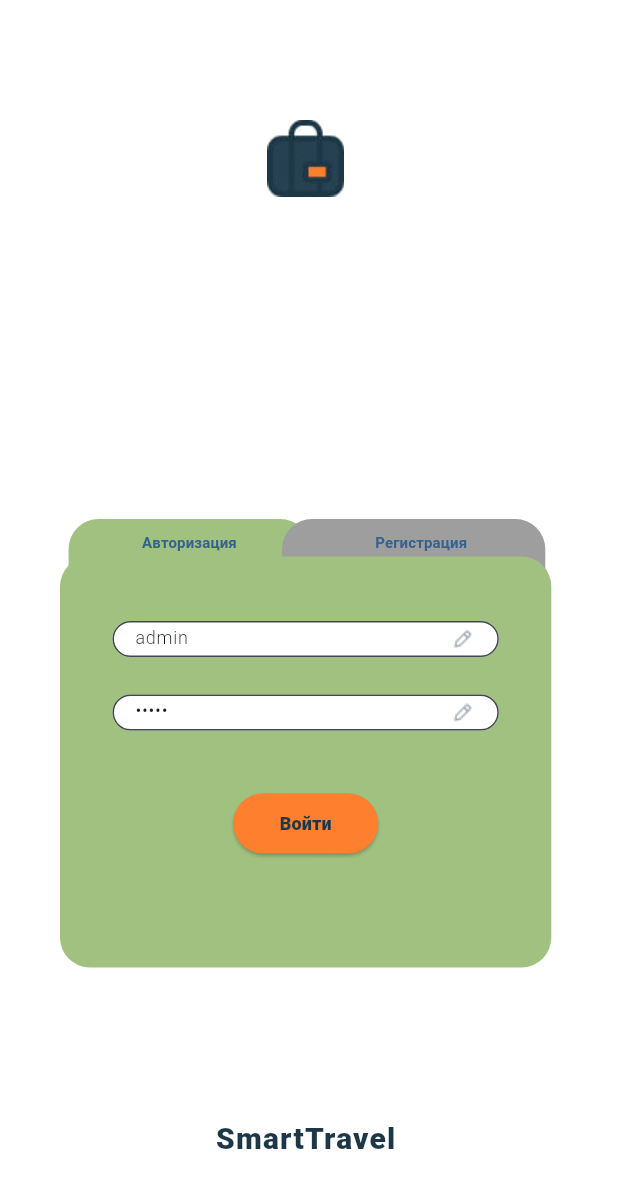
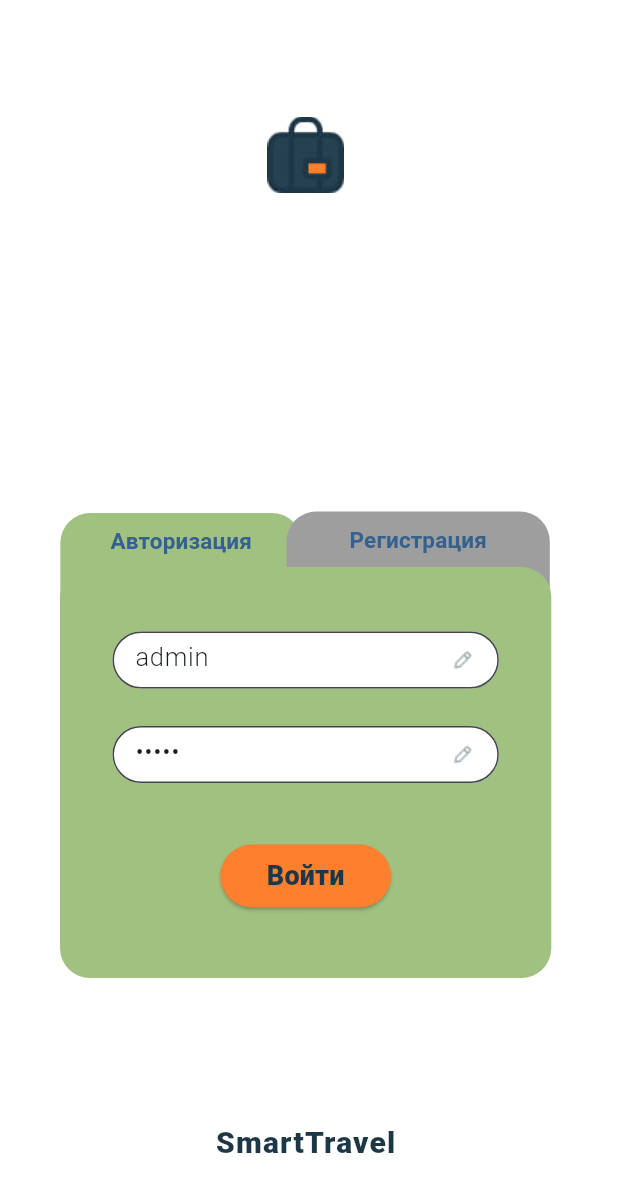
Before and after one commit to Omen48/smart_travel, a Flutter app: the screen it shows after launch, on a phone screen of 412 x 824 dp. Shown: the top 1192 px of the screen. Run offline on Flutter 3.47's test engine with Material 3 defaults, Android fonts, the phone set to English and light mode, and no system bars; our stand-ins replace go_router.

Commit message:
LoginScreen Buttons Changed

```diff
--- a/lib/internal/navigation.dart
+++ b/lib/internal/navigation.dart
@@ -1,3 +1,4 @@
+
 import 'package:auth_study/presentation/screens.dart/map_screen.dart';
 import 'package:auth_study/presentation/screens.dart/places_screen.dart';
 import 'package:auth_study/presentation/screens.dart/user_screen.dart';
@@ -51,6 +52,7 @@ final router = GoRouter(
                   path: 'search',
                   builder: (context, state) => const SearchScreen(),
                 ),
+
               ],
             ),
           ],
--- a/lib/presentation/screens.dart/login_screen.dart
+++ b/lib/presentation/screens.dart/login_screen.dart
@@ -1,3 +1,4 @@
+// import 'package:auth_study/presentation/theme/app_theme.dart';
 import 'package:auth_study/presentation/theme/colors.dart';
 import 'package:auth_study/presentation/widgets/buttons.dart';
 import 'package:auth_study/presentation/widgets/my_textfields.dart';
@@ -67,7 +68,7 @@ class _LogRegState extends State<LogRegForm> {
     return Column(
       children: [
         Transform.translate(
-          offset: Offset(-77.5, 115), // Смещаем первую кнопку на 20 вниз
+          offset: const Offset(-83, 118), // Смещаем первую кнопку на 20 вниз
           child: ElevatedButton(
             autofocus: true,
             onPressed: () {
@@ -88,13 +89,13 @@ class _LogRegState extends State<LogRegForm> {
               padding: EdgeInsets.only(bottom: 40.0),
               child: Text(
                 'Авторизация',
-                style: TextStyle(fontSize: 10, fontWeight: FontWeight.w700),
+                style: TextStyle(fontSize: 15, fontWeight: FontWeight.w700),
               ),
             ),
           ),
         ),
         Transform.translate(
-          offset: Offset(72, 45),
+          offset: const Offset(75, 40),
           child: ElevatedButton(
             onPressed: () {
               setState(() {
@@ -111,10 +112,10 @@ class _LogRegState extends State<LogRegForm> {
                   _selectedWidget == 1 ? AppColors.green : Colors.grey),
             ),
             child: const Padding(
-              padding: EdgeInsets.only(bottom: 40.0, left: 10),
+              padding: EdgeInsets.only(bottom: 40.0,),
               child: Text(
                 'Регистрация',
-                style: TextStyle(fontSize: 10, fontWeight: FontWeight.w700),
+                style: TextStyle(fontSize: 15, fontWeight: FontWeight.w700),
               ),
             ),
           ),
@@ -166,7 +167,7 @@ class _LoginFormState extends State<LoginForm> {
   }
 
   static const textstyle1 = TextStyle(
-      fontSize: 12, fontWeight: FontWeight.w800, color: AppColors.blue);
+      fontSize: 18, fontWeight: FontWeight.w800, color: AppColors.blue);
 
   @override
   Widget build(BuildContext context) {
@@ -209,9 +210,9 @@ class _LoginFormState extends State<LoginForm> {
               const SizedBox(height: 38),
             ],
             MyButton(
-                onPressed: auth,
-                textstyle: textstyle1,
-                buttoncolor: AppColors.orange),
+              onPressed: auth,
+              textstyle: textstyle1,
+            ),
             if (_errorText != null) ...[
               TextButton(
                 onPressed: () {
@@ -239,13 +240,13 @@ class RegForm extends StatefulWidget {
 
 class _RegFormState extends State<RegForm> {
   static const textstyle1 = TextStyle(
-      fontSize: 12, fontWeight: FontWeight.w800, color: AppColors.blue);
+      fontSize: 18, fontWeight: FontWeight.w800, color: AppColors.blue);
 
   @override
   Widget build(BuildContext context) {
     return SizedBox(
-      width: 310,
-      height: 355,
+      width: MediaQuery.of(context).size.width * 0.795,
+      height: 420,
       child: DecoratedBox(
         decoration: BoxDecoration(
           borderRadius: BorderRadius.circular(20),
@@ -280,9 +281,9 @@ class _RegFormState extends State<RegForm> {
             ),
             const SizedBox(height: 33),
             MyButton(
-                onPressed: () {},
-                textstyle: textstyle1,
-                buttoncolor: AppColors.orange)
+              onPressed: () {},
+              textstyle: textstyle1,
+            )
           ],
         ),
       ),
--- a/lib/presentation/screens.dart/places_screen.dart
+++ b/lib/presentation/screens.dart/places_screen.dart
@@ -46,9 +46,9 @@ class _PlacesScreenState extends State<PlacesScreen> {
         children: [
           const Padding(
             padding: EdgeInsets.only(
-                left: 15.0, right: 15.0, top: 42.0, bottom: 35.0),
+                left: 15.0, right: 15.0, top: 42.0, bottom: 20.0),
             child: Text(
-              'СОВЕТУЕМ ПОСЕТИТЬ В',
+              'СОВЕТУЕМ ПОСЕТИТЬ В САНКТ-ПЕТЕРБУРГЕ',
               style: TextStyle(
                 fontSize: 15,
                 fontWeight: FontWeight.w900,
--- a/lib/presentation/screens.dart/search_screen.dart
+++ b/lib/presentation/screens.dart/search_screen.dart
@@ -32,8 +32,8 @@ class _SearchScreenState extends State<SearchScreen> {
               style: TextStyle(
                 color: AppColors.blue,
                 fontStyle: FontStyle.normal,
-                fontWeight: FontWeight.w600,
-                fontSize: 15,
+                fontWeight: FontWeight.w900,
+                fontSize: 20,
               ),
             ),
           ),
--- a/lib/presentation/theme/app_theme.dart
+++ b/lib/presentation/theme/app_theme.dart
@@ -13,5 +13,20 @@ interface class AppTheme {
       unselectedItemColor: AppColors.blue,
     ),
     useMaterial3: true,
-      visualDensity: VisualDensity.adaptivePlatformDensity);
+    textTheme: const TextTheme(
+      displayMedium: TextStyle(),
+      displaySmall: TextStyle(),
+      displayLarge: TextStyle(),
+    ),
+    // inputDecorationTheme: InputDecorationTheme(),
+    visualDensity: VisualDensity.adaptivePlatformDensity,
+    elevatedButtonTheme: ElevatedButtonThemeData(
+      style: ButtonStyle(
+        backgroundColor: WidgetStateProperty.all(AppColors.orange),
+        padding: const MaterialStatePropertyAll(
+          EdgeInsets.symmetric(horizontal: 31, vertical: 8),
+        ),
+      ),
+    ),
+  );
 }
--- a/lib/presentation/widgets/buttons.dart
+++ b/lib/presentation/widgets/buttons.dart
@@ -4,24 +4,19 @@ import 'package:flutter/material.dart';
 
 class MyButton extends StatelessWidget {
   final VoidCallback onPressed;
+
   final TextStyle textstyle;
-  final Color buttoncolor;
-  const MyButton(
-      {super.key,
-      required this.onPressed,
-      required this.textstyle,
-      required this.buttoncolor});
+
+  const MyButton({
+    super.key,
+    required this.onPressed,
+    required this.textstyle,
+  });
 
   @override
   Widget build(BuildContext context) {
     return ElevatedButton(
       onPressed: onPressed,
-      style: ButtonStyle(
-        backgroundColor: MaterialStateProperty.all(buttoncolor),
-        padding: const MaterialStatePropertyAll(
-          EdgeInsets.symmetric(horizontal: 31, vertical: 8),
-        ),
-      ),
       child: Text(
         'Войти',
         style: textstyle,
--- a/lib/presentation/widgets/my_textfields.dart
+++ b/lib/presentation/widgets/my_textfields.dart
@@ -20,7 +20,7 @@ class LoginRegisterTextField extends StatelessWidget {
     return Padding(
       padding: EdgeInsets.only(top: paddingvalue, left: 35, right: 35),
       child: TextField(
-        style: const TextStyle(fontSize: 12, fontWeight: FontWeight.w300),
+        style: const TextStyle(fontSize: 17, fontWeight: FontWeight.w300),
         controller: controller,
         inputFormatters: [
           FilteringTextInputFormatter.allow(
@@ -33,10 +33,10 @@ class LoginRegisterTextField extends StatelessWidget {
               const EdgeInsets.symmetric(horizontal: 11.0, vertical: 4.0),
           isCollapsed: true,
           filled: true,
-          constraints: const BoxConstraints(maxHeight: 24, minWidth: 240),
+          constraints: const BoxConstraints(maxHeight: 38, minWidth: 240),
           fillColor: Colors.white,
           hintText: hintText,
-          hintStyle: const TextStyle(fontSize: 12, fontWeight: FontWeight.w300),
+          hintStyle: const TextStyle(fontSize: 17, fontWeight: FontWeight.w300),
           suffixIcon: Image.asset('icons/pensil.png'),
         ),
         obscureText: obscureText,
```
Also changed, not shown: lib/presentation/screens.dart/loadscreen.dart (+0 -21 lines), lib/presentation/widgets/drawer_places.dart (+6 -2 lines), lib/presentation/widgets/places.dart (+16 -17 lines), pubspec.yaml (+8 -0 lines). Lines whose indentation alone changed are shown as unchanged.
